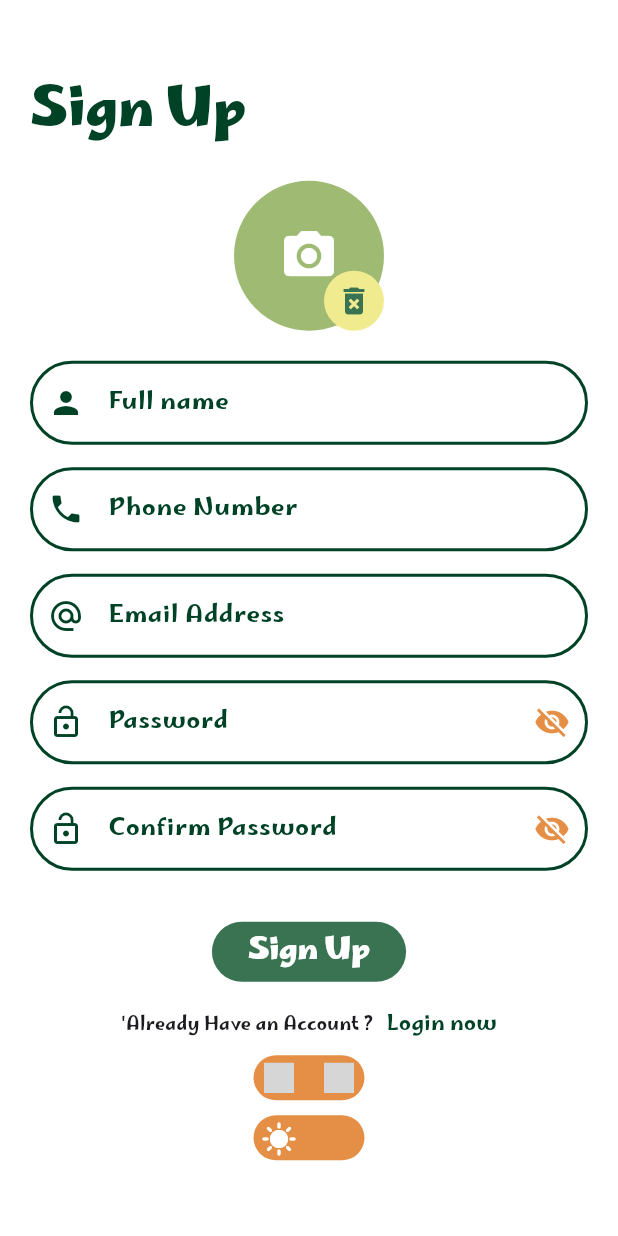
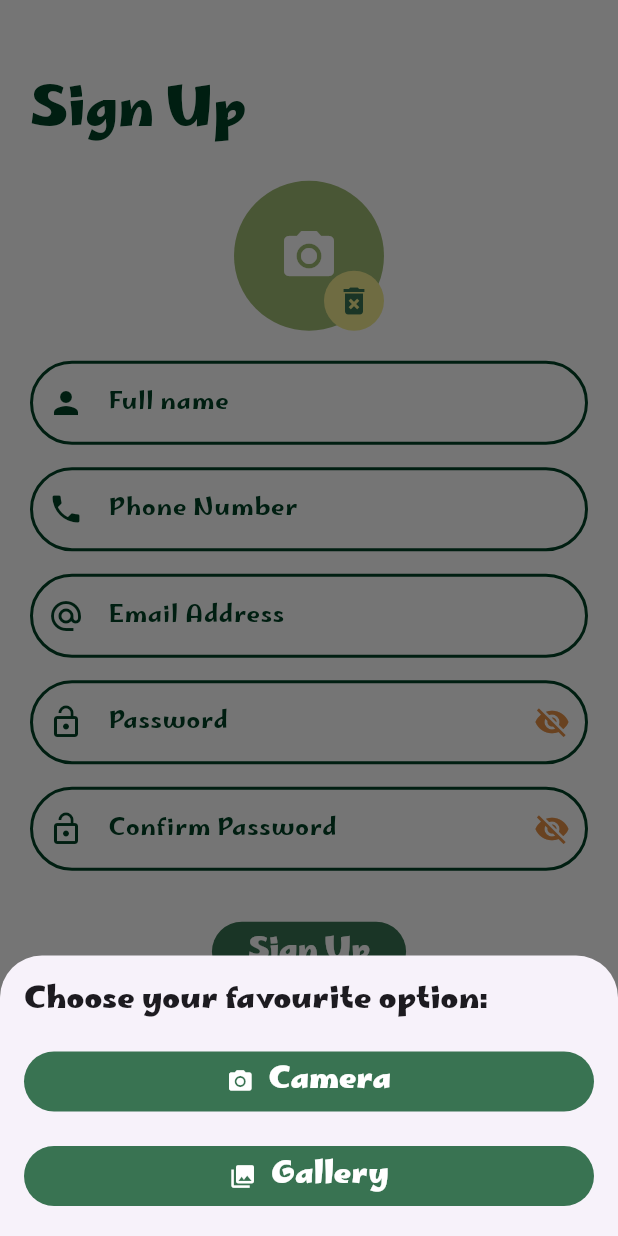
Before and after one commit to roaagawish/sprints_tourist_guide_app, a Flutter app: the screen it shows after launch, after a tap on the "camera alt" icon, on a phone screen of 412 x 824 dp. Run offline on Flutter 3.47's test engine with Material 3 defaults, Android fonts, the phone set to English and light mode, and no system bars; drawn by our look-alikes of animated_toggle_switch; our stand-ins replace bloc, cached_network_image, cloud_firestore, dartz, easy_localization, firebase_auth and 10 more; missing offline and left inert: country_flags; accounts and stored records are empty; grey boxes are pictures that could not be loaded.

Commit message:
add a choice between camera & gallery.

```diff
--- a/assets/lang/ar-EG.json
+++ b/assets/lang/ar-EG.json
@@ -62,7 +62,10 @@
     "profileLogoutMsg": " تم تسجيل الخروج بنجاح",
     "profileLogouterrMsg": "فشل تسجيل الخروج",
     "unexpectedError": "حدث خطأ غير متوقع!",
-    "dataUpdatedSuccessfully": "تم تحديث البيانات بنجاح!"
+    "dataUpdatedSuccessfully": "تم تحديث البيانات بنجاح!",
+    "profileCamera": "الكاميرا",
+    "profileGallery": "المعرض",
+    "pick_camera_gallery": "إختر المناسب لك:"
   },
   "editUser": {
     "title": "شاشة تعديل بيانات المستخدم",
--- a/assets/lang/en-US.json
+++ b/assets/lang/en-US.json
@@ -63,7 +63,10 @@
     "profileLogoutMsg": "Logged out Successfully",
     "profileLogouterrMsg": "Logout failed",
     "unexpectedError": "An unexpected error occurred!",
-    "dataUpdatedSuccessfully": "Data updated successfully!"
+    "dataUpdatedSuccessfully": "Data updated successfully!",
+    "profileCamera": "Camera",
+    "profileGallery": "Gallery",
+    "pick_camera_gallery": "Choose your favourite option:"
   },
 
   "editUser": {
--- a/lib/app/functions.dart
+++ b/lib/app/functions.dart
@@ -2,8 +2,10 @@ import 'package:flutter/material.dart';
 import 'package:flutter_bloc/flutter_bloc.dart';
 import 'package:fluttertoast/fluttertoast.dart';
 import 'package:hive/hive.dart';
+import 'package:image_picker/image_picker.dart';
 import '../domain/entities/auth_entity.dart';
 import '../domain/entities/otp_entity.dart';
+import '../presentation/01_auth_screens/widgets/choose_camera_or_gallery.dart';
 import '../presentation/01_auth_screens/widgets/verify_phone_otp.dart';
 import '../presentation/02_home/blocs/theme_bloc/theme_bloc.dart';
 import '../presentation/resourses/colors_manager.dart';
@@ -32,6 +34,17 @@ void showToast(String message, Color color) {
       fontSize: 16.0);
 }
 
+Future<ImageSource?> showImageSourceBottomSheet(
+  BuildContext context,
+) async {
+  return await showModalBottomSheet<ImageSource>(
+    context: context,
+    builder: (BuildContext context) {
+      return ChooseCameraOrGallery();
+    },
+  );
+}
+
 Future<void> verifyPhoneOtpbottomSheet(
     BuildContext context, OtpEntity otpEntity) async {
   await showModalBottomSheet(
--- a/lib/app/image_service.dart
+++ b/lib/app/image_service.dart
@@ -14,7 +14,13 @@ class ImageServiceImpl implements ImageService {
 
   @override
   Future<File?> pickImage(ImageSource imageSource) async {
-    final pickedFile = await _picker.pickImage(source: imageSource);
+    final pickedFile = await _picker.pickImage(
+      source: imageSource,
+      // Reduce quality if from camera
+      maxWidth: imageSource == ImageSource.camera ? 800 : null,
+      maxHeight: imageSource == ImageSource.camera ? 800 : null,
+      imageQuality: imageSource == ImageSource.camera ? 75 : 100,
+    );
     if (pickedFile != null) {
       return File(pickedFile.path);
     }
--- a/lib/presentation/01_auth_screens/sign_up_screen.dart
+++ b/lib/presentation/01_auth_screens/sign_up_screen.dart
@@ -51,8 +51,8 @@ class _SignUpScreenState extends State<SignUpScreen> {
   }
 
   // Pick an image and update the state
-  Future<void> _pickImage() async {
-    File? pickedImage = await _imageService.pickImage(ImageSource.gallery);
+  Future<void> _pickImage(ImageSource source) async {
+    File? pickedImage = await _imageService.pickImage(source);
     if (pickedImage != null) {
       setState(() {
         _image = pickedImage;
@@ -100,7 +100,15 @@ class _SignUpScreenState extends State<SignUpScreen> {
                       Stack(
                         children: [
                           GestureDetector(
-                            onTap: _pickImage,
+                            onTap: () async {
+                              // Show the bottom sheet and get the selected source
+                              final ImageSource? selectedSource =
+                                  await showImageSourceBottomSheet(context);
+                              // If a source was selected, proceed to pick the image
+                              if (selectedSource != null) {
+                                await _pickImage(selectedSource);
+                              }
+                            },
                             child: CircleAvatar(
                               radius: 50,
                               backgroundColor: ColorsManager.oliveGreen,
--- /dev/null
+++ b/lib/presentation/01_auth_screens/widgets/choose_camera_or_gallery.dart
@@ -0,0 +1,54 @@
+import 'package:easy_localization/easy_localization.dart';
+import 'package:flutter/material.dart';
+import 'package:image_picker/image_picker.dart';
+import '../../resourses/styles_manager.dart';
+
+class ChooseCameraOrGallery extends StatelessWidget {
+  const ChooseCameraOrGallery({
+    super.key,
+  });
+
+  @override
+  Widget build(BuildContext context) {
+    return Padding(
+      padding: EdgeInsets.all(16),
+      child: Column(
+        spacing: 15,
+        mainAxisSize: MainAxisSize.min,
+        crossAxisAlignment: CrossAxisAlignment.stretch,
+        children: [
+          Text(
+            tr("taps.pick_camera_gallery"),
+            style: Styles.style20Bold(),
+          ),
+          ElevatedButton(
+            onPressed: () {
+              Navigator.pop(context, ImageSource.camera);
+            },
+            child: Row(
+              mainAxisSize: MainAxisSize.min,
+              spacing: 10,
+              children: [
+                const Icon(Icons.camera_alt),
+                Text(tr("taps.profileCamera")),
+              ],
+            ),
+          ),
+          ElevatedButton(
+            onPressed: () {
+              Navigator.pop(context, ImageSource.gallery);
+            },
+            child: Row(
+              mainAxisSize: MainAxisSize.min,
+              spacing: 10,
+              children: [
+                const Icon(Icons.photo_library),
+                Text(tr("taps.profileGallery")),
+              ],
+            ),
+          ),
+        ],
+      ),
+    );
+  }
+}
--- a/lib/presentation/resourses/theme_manager.dart
+++ b/lib/presentation/resourses/theme_manager.dart
@@ -40,6 +40,7 @@ ThemeData getlightTheme() {
       style: ElevatedButton.styleFrom(
         //side: const BorderSide(color: ColorsManager.blue, width: 2),
         elevation: 0,
+        iconColor: ColorsManager.white,
         foregroundColor: ColorsManager.white,
         backgroundColor: ColorsManager.mediumGreen,
         textStyle: Styles.style20Bold(),
@@ -134,6 +135,7 @@ ThemeData getDarkTheme() {
       style: ElevatedButton.styleFrom(
         //side: const BorderSide(color: ColorsManager.blue, width: 2),
         elevation: 0,
+        iconColor: ColorsManager.white,
         foregroundColor: ColorsManager.white,
         backgroundColor: ColorsManager.mediumGreen,
         textStyle: Styles.style20Bold(),
```
Also changed, not shown: lib/presentation/02_home/taps/profile_tab.dart (+13 -7 lines), 2 other files.
